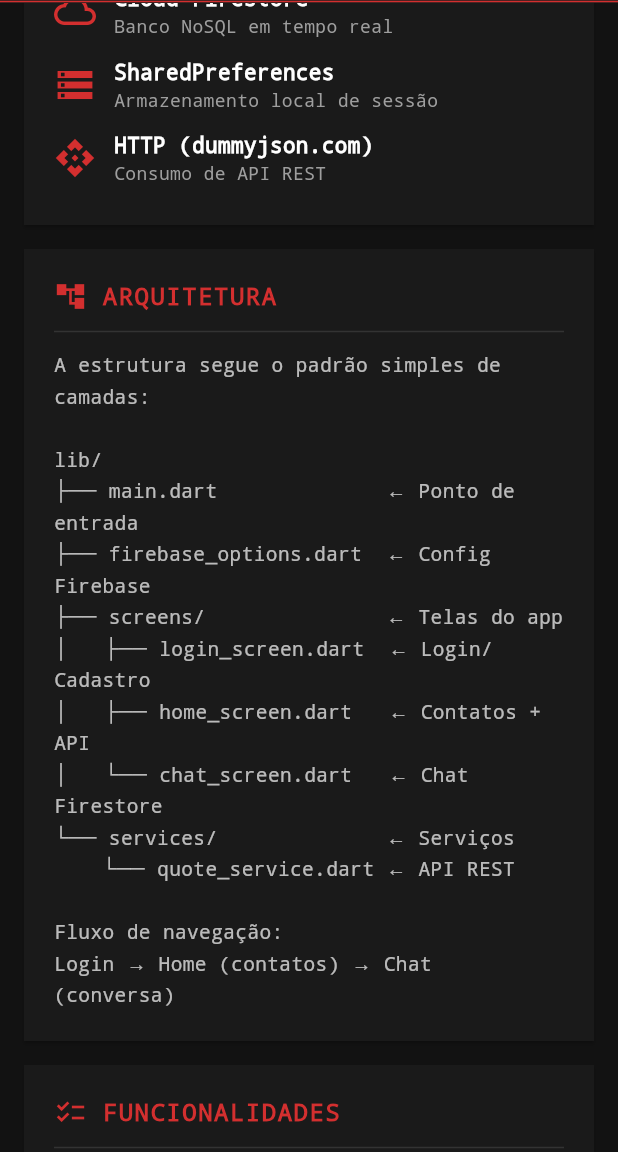
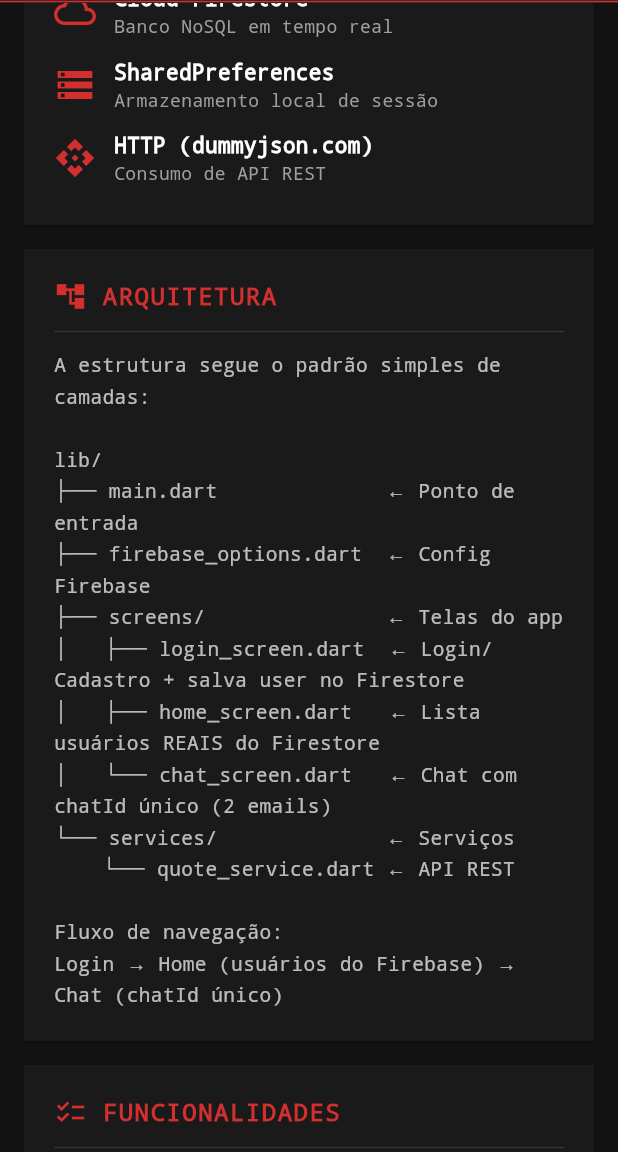
Before and after one commit to 1mscuzbot/whatsapp2.0.1, a Flutter app: the CodeShowcaseScreen screen opened directly, scrolled down 576 dp, on a phone screen of 412 x 824 dp, the part 84-1236 px from its top. Run offline on Flutter 3.47's test engine with Material 3 defaults, Android fonts, the phone set to English and light mode, and no system bars; our stand-ins replace cloud_firestore, firebase_auth, firebase_core, shared_preferences; accounts and stored records are empty.

Commit message:
Contatos reais do Firebase: usuários cadastrados viram contatos no chat
- login_screen.dart: salva usuario na colecao 'usuarios' do Firestore ao autenticar
- home_screen.dart: busca usuarios do Firestore (exclui o proprio logado), exibe como contatos
- chat_screen.dart: chatId unico (emails ordenados) para ambos verem o mesmo chat
- code_showcase_screen.dart: snippets atualizados com nova arquitetura
- README.md: documentacao atualizada

```diff
--- a/lib/screens/code_showcase_screen.dart
+++ b/lib/screens/code_showcase_screen.dart
@@ -141,14 +141,14 @@ lib/
 ├── main.dart              ← Ponto de entrada
 ├── firebase_options.dart  ← Config Firebase
 ├── screens/               ← Telas do app
-│   ├── login_screen.dart  ← Login/Cadastro
-│   ├── home_screen.dart   ← Contatos + API
-│   └── chat_screen.dart   ← Chat Firestore
+│   ├── login_screen.dart  ← Login/Cadastro + salva user no Firestore
+│   ├── home_screen.dart   ← Lista usuários REAIS do Firestore
+│   └── chat_screen.dart   ← Chat com chatId único (2 emails)
 └── services/              ← Serviços
     └── quote_service.dart ← API REST
 
 Fluxo de navegação:
-Login → Home (contatos) → Chat (conversa)''',
+Login → Home (usuários do Firebase) → Chat (chatId único)''',
       ),
     );
   }
@@ -165,7 +165,7 @@ Login → Home (contatos) → Chat (conversa)''',
         children: [
   _featureItem('Autenticação', 'Login e cadastro com Firebase Auth'),
   _featureItem('Sessão Persistente', 'SharedPreferences mantém login'),
-  _featureItem('Lista de Contatos', 'Contatos simulados com status ONLINE'),
+      _featureItem('Contatos Reais', 'Usuários do Firebase Auth listados do Firestore'),
   _featureItem('API REST', 'Frase aleatória da API dummyjson.com'),
   _featureItem('Chat em Tempo Real', 'Mensagens por email, nome do remetente acima do balão'),
   _featureItem('Cores por Usuário', 'Vermelho (você) / Verde-água (contato)'),
@@ -215,10 +215,8 @@ Login → Home (contatos) → Chat (conversa)''',
 }''',
       ),
       CodeSnippet(
-        'login_screen.dart — autenticar',
+        'login_screen.dart — autenticar + salvar no Firestore',
         '''Future<void> _autenticar() async {
-  // Se for cadastro, cria usuário
-  // Se for login, autentica existente
   if (_modoCadastro) {
     await _auth.createUserWithEmailAndPassword(
       email: email, password: senha);
@@ -226,29 +224,39 @@ Login → Home (contatos) → Chat (conversa)''',
     await _auth.signInWithEmailAndPassword(
       email: email, password: senha);
   }
-  // Salva sessão e navega para Home
   await _salvarLogin(email);
+  // Salva usuario no Firestore pra aparecer pra outros
+  await _firestore.collection('usuarios').doc(email).set({
+    'email': email,
+    'ultimoLogin': FieldValue.serverTimestamp(),
+  });
 }''',
       ),
       CodeSnippet(
-        'home_screen.dart — API REST',
-        '''// FutureBuilder consome API pública
-FutureBuilder<String>(
-  future: QuoteService.fetchRandomQuote(),
+        'home_screen.dart — contatos do Firestore + API',
+        '''// StreamBuilder busca usuarios do Firebase em tempo real
+StreamBuilder<QuerySnapshot>(
+  stream: FirebaseFirestore.instance
+    .collection('usuarios').snapshots(),
   builder: (context, snapshot) {
-    if (snapshot.connectionState == ConnectionState.waiting)
-      return CircularProgressIndicator();
-    // Exibe a frase carregada
-    return Text(snapshot.data!);
+    final usuarios = snapshot.data!.docs
+      .where((doc) => doc['email'] != meuEmail);
+    return ListView.builder(
+      itemCount: usuarios.length, ...
+    );
   },
 );''',
       ),
       CodeSnippet(
-        'chat_screen.dart — Firestore',
-        '''// Stream em tempo real do Firestore
+        'chat_screen.dart — Firestore com chatId único',
+        '''// chatId = emails ordenados pra ambos verem o mesmo chat
+final emails = [meuEmail, emailContato]..sort();
+final chatId = emails.join('___');
+// Stream em tempo real
 StreamBuilder<QuerySnapshot>(
   stream: _firestore
-    .collection('chats/\$contato/mensagens')
+    .collection('chats').doc(chatId)
+    .collection('mensagens')
     .orderBy('timestamp', descending: true)
     .snapshots(),
   builder: (context, snapshot) {
@@ -259,16 +267,8 @@ StreamBuilder<QuerySnapshot>(
       itemBuilder: (context, index) {
         final dados = mensagens[index].data() as Map;
         final souEu = dados['senderEmail'] == meuEmail;
-        // "Você" (direita, vermelho) ou contato (esquerda, verde)
-        return Column(
-          children: [
-            Text(_nomeRemetente(dados)), // Nome acima
-            Align(
-              alignment: souEu ? Alignment.centerRight : Alignment.centerLeft,
-              child: Container(/* balão */),
-            ),
-          ],
-        );
+        // "Você" (vermelho/direita) ou contato (verde/esquerda)
+        return Column(...);
       },
     );
   },
--- a/lib/screens/login_screen.dart
+++ b/lib/screens/login_screen.dart
@@ -6,6 +6,7 @@
 
 import 'package:flutter/material.dart';
 import 'package:firebase_auth/firebase_auth.dart';
+import 'package:cloud_firestore/cloud_firestore.dart';
 import 'package:shared_preferences/shared_preferences.dart';
 import 'home_screen.dart';
 
@@ -27,6 +28,7 @@ class _LoginScreenState extends State<LoginScreen> {
 
   // Instância do Firebase Auth (singleton)
   final _auth = FirebaseAuth.instance;
+  final _firestore = FirebaseFirestore.instance;
 
   // Flag para alternar entre modo LOGIN e CADASTRO
   bool _modoCadastro = false;
@@ -102,6 +104,13 @@ class _LoginScreenState extends State<LoginScreen> {
       // PASSO 4.5: Se chegou aqui, deu certo!
       // Salva o e-mail localmente e navega para Home
       await _salvarLogin(email);
+
+      // Salva/atualiza o usuário na coleção 'usuarios' do Firestore
+      // para que outros usuários possam encontrá-lo no chat
+      await _firestore.collection('usuarios').doc(email).set({
+        'email': email,
+        'ultimoLogin': FieldValue.serverTimestamp(),
+      });
 
       if (mounted) {
         Navigator.pushReplacement(
```
Also changed, not shown: lib/screens/chat_screen.dart (+44 -18 lines), lib/screens/home_screen.dart (+73 -60 lines), 1 other file.
